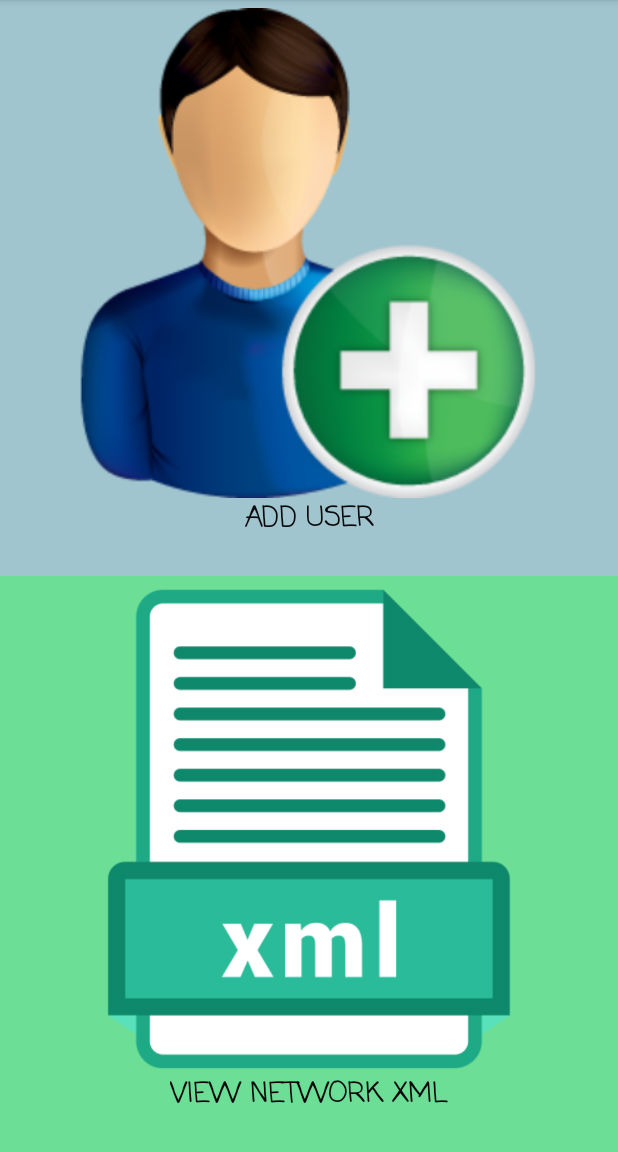
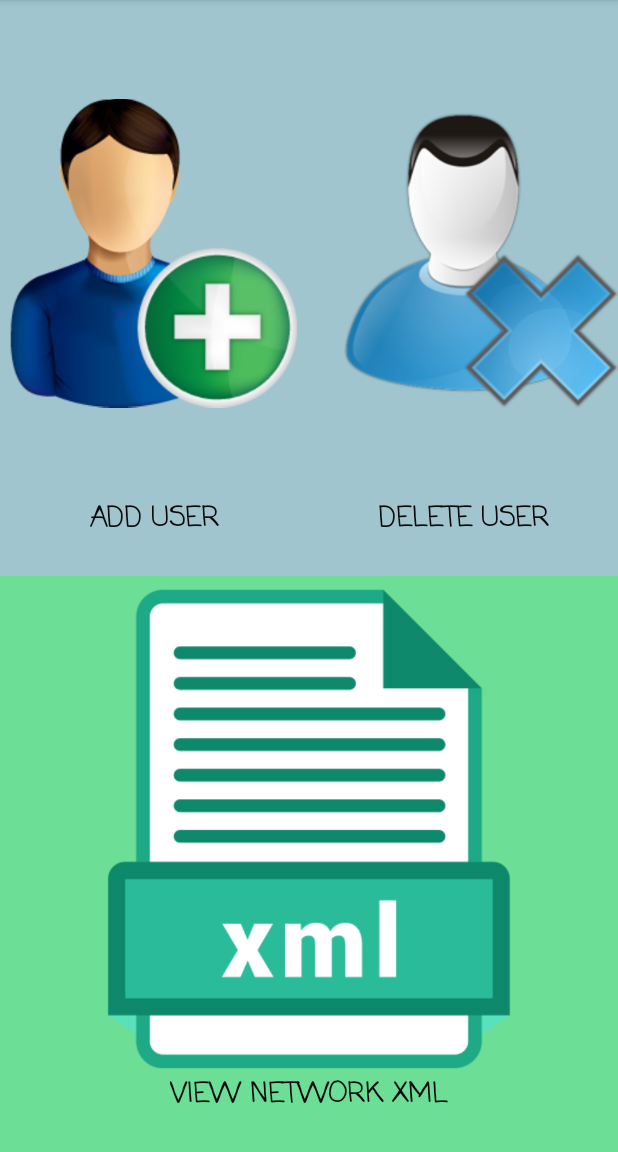
Before and after one commit to fadymedhat2236/simple-social-network-app, an Android app: the adminActivity screen opened directly, with no data from a screen before it, on a phone screen of 412 x 824 dp, the part 84-1236 px from its top. Run offline under Robolectric (Android 15) with nearby library versions, the phone set to English and light mode, and no system bars.

```diff
--- a/app/src/main/AndroidManifest.xml
+++ b/app/src/main/AndroidManifest.xml
@@ -17,11 +17,10 @@
             </intent-filter>
         </activity>
         <activity android:name=".adminActivity" />
-        <activity
-            android:name=".userActivity"
-            android:label="Users" />
         <activity android:name=".groupActivity" />
         <activity android:name=".addUserActivity" />
+        <activity android:name=".deleteUserActivity" />
+        <activity android:name=".usersActivity" />
         <activity android:name=".userXml"></activity>
     </application>
 
--- a/app/src/main/java/com/example/fady/socialnetwork/MainActivity.java
+++ b/app/src/main/java/com/example/fady/socialnetwork/MainActivity.java
@@ -29,7 +29,7 @@ public class MainActivity extends AppCompatActivity {
         user_layout.setOnClickListener(new View.OnClickListener() {
             @Override
             public void onClick(View view) {
-                Intent i=new Intent(view.getContext(),userActivity.class);
+                Intent i=new Intent(view.getContext(),usersActivity.class);
                 startActivity(i);
             }
         });
--- a/app/src/main/java/com/example/fady/socialnetwork/adminActivity.java
+++ b/app/src/main/java/com/example/fady/socialnetwork/adminActivity.java
@@ -16,10 +16,18 @@ public class adminActivity extends AppCompatActivity {
         super.onCreate(savedInstanceState);
         setContentView(R.layout.activity_admin);
         LinearLayout addUser=findViewById(R.id.add_user);
+        LinearLayout deleteUser=findViewById(R.id.delete_user);
         addUser.setOnClickListener(new View.OnClickListener() {
             @Override
             public void onClick(View view) {
                 Intent i =new Intent(view.getContext(),addUserActivity.class);
+                startActivity(i);
+            }
+        });
+        deleteUser.setOnClickListener(new View.OnClickListener() {
+            @Override
+            public void onClick(View view) {
+                Intent i =new Intent(view.getContext(),deleteUserActivity.class);
                 startActivity(i);
             }
         });
--- a/app/src/main/res/layout/activity_admin.xml
+++ b/app/src/main/res/layout/activity_admin.xml
@@ -1,77 +1,109 @@
 <?xml version="1.0" encoding="utf-8"?>
-<LinearLayout
-    xmlns:android="http://schemas.android.com/apk/res/android"
+<LinearLayout xmlns:android="http://schemas.android.com/apk/res/android"
     xmlns:app="http://schemas.android.com/apk/res-auto"
     xmlns:tools="http://schemas.android.com/tools"
     android:layout_width="match_parent"
     android:layout_height="match_parent"
-    tools:context="com.example.fady.socialnetwork.MainActivity"
-    android:orientation="vertical">
+    android:orientation="vertical"
+    tools:context="com.example.fady.socialnetwork.MainActivity">
 
     <LinearLayout
         android:layout_width="match_parent"
         android:layout_height="0dp"
         android:layout_weight="1"
         android:background="#a0c5cf"
-        android:orientation="vertical"
-        android:id="@+id/add_user">
+        android:orientation="horizontal">
+
+        <LinearLayout
+            android:id="@+id/add_user"
+            android:layout_width="0dp"
+            android:layout_height="match_parent"
+            android:layout_weight="1"
+            android:orientation="vertical">
 
             <ImageView
                 android:layout_width="match_parent"
                 android:layout_height="0dp"
-            android:src="@drawable/adduser"
                 android:layout_gravity="center"
+                android:layout_marginTop="5dp"
                 android:layout_weight="7"
-            android:layout_marginTop="5dp"
-            />
+                android:src="@drawable/adduser" />
 
             <TextView
                 android:layout_width="wrap_content"
                 android:layout_height="0dp"
+                android:layout_gravity="center"
+                android:layout_marginBottom="5dp"
+                android:layout_weight="1"
+                android:fontFamily="casual"
                 android:text="@string/addUser"
                 android:textAllCaps="true"
                 android:textAppearance="?android:textAppearanceMedium"
+                android:textColor="#08080a"
+                android:textStyle="bold" />
+        </LinearLayout>
+
+        <LinearLayout
+            android:id="@+id/delete_user"
+            android:layout_width="0dp"
+            android:layout_height="match_parent"
+            android:layout_weight="1"
+            android:orientation="vertical">
+
+            <ImageView
+                android:layout_width="match_parent"
+                android:layout_height="0dp"
                 android:layout_gravity="center"
-            android:textStyle="bold"
+                android:layout_marginTop="5dp"
+                android:layout_weight="7"
+                android:src="@drawable/deleteuser" />
+
+            <TextView
+                android:layout_width="wrap_content"
+                android:layout_height="0dp"
+                android:layout_gravity="center"
+                android:layout_marginBottom="5dp"
+                android:layout_weight="1"
                 android:fontFamily="casual"
+                android:text="delete user"
+                android:textAllCaps="true"
+                android:textAppearance="?android:textAppearanceMedium"
                 android:textColor="#08080a"
-            android:layout_weight="1"
-            android:layout_marginBottom="5dp"/>
+                android:textStyle="bold" />
+        </LinearLayout>
 
     </LinearLayout>
 
     <LinearLayout
+        android:id="@+id/viewXML"
         android:layout_width="match_parent"
         android:layout_height="0dp"
         android:layout_weight="1"
         android:background="#6cde95"
-        android:orientation="vertical"
-        android:id="@+id/viewXML">
+        android:orientation="vertical">
 
         <ImageView
             android:layout_width="match_parent"
             android:layout_height="0dp"
-            android:src="@drawable/xml"
             android:layout_gravity="center"
+            android:layout_marginTop="5dp"
             android:layout_weight="7"
-            android:layout_marginTop="5dp"
-            />
+            android:src="@drawable/xml" />
 
         <TextView
             android:layout_width="wrap_content"
             android:layout_height="0dp"
+            android:layout_gravity="center"
+            android:layout_marginBottom="5dp"
+            android:layout_weight="1"
+            android:fontFamily="casual"
             android:text="@string/xmlView"
             android:textAllCaps="true"
             android:textAppearance="?android:textAppearanceMedium"
-            android:layout_gravity="center"
-            android:textStyle="bold"
-            android:fontFamily="casual"
             android:textColor="#08080a"
-            android:layout_weight="1"
-            android:layout_marginBottom="5dp"/>
+            android:textStyle="bold" />
 
     </LinearLayout>
 
 
-
 </LinearLayout>
--- a/app/src/main/res/layout/list_view.xml
+++ b/app/src/main/res/layout/activity_users.xml
@@ -5,4 +5,8 @@
     android:orientation="vertical"
     android:layout_width="match_parent"
     android:layout_height="match_parent"
-    tools:context=".userActivity"/>
+    android:paddingBottom="16dp"
+    android:paddingLeft="16dp"
+    android:paddingRight="16dp"
+    android:paddingTop="16dp"
+    tools:context="com.example.fady.socialnetwork.usersActivity"/>
--- a/build.gradle
+++ b/build.gradle
@@ -7,7 +7,7 @@ buildscript {
         jcenter()
     }
     dependencies {
-        classpath 'com.android.tools.build:gradle:3.0.1'
+        classpath 'com.android.tools.build:gradle:3.1.1'
 
 
         // NOTE: Do not place your application dependencies here; they belong
```
Also changed, not shown: app/src/main/java/com/example/fady/socialnetwork/UserAdapter.java (deleted, +0 -40 lines), app/src/main/java/com/example/fady/socialnetwork/deleteUserActivity.java (added, +13 -0 lines), app/src/main/java/com/example/fady/socialnetwork/userActivity.java (deleted, +0 -39 lines), app/src/main/java/com/example/fady/socialnetwork/usersActivity.java (added, +13 -0 lines), app/src/main/res/layout/activity_delete_user.xml (added, +32 -0 lines), app/src/main/res/layout/activity_user.xml (deleted, +0 -54 lines), app/src/main/res/layout/user_list_item.xml (added, +26 -0 lines), app/src/main/java/com/example/fady/socialnetwork/userXml.java (line endings or trailing spaces), app/src/main/res/drawable/deleteuser.png (added), app/src/main/res/layout/activity_user_xml.xml (line endings or trailing spaces), gradle/wrapper/gradle-wrapper.properties. Lines whose indentation alone changed are shown as unchanged.
